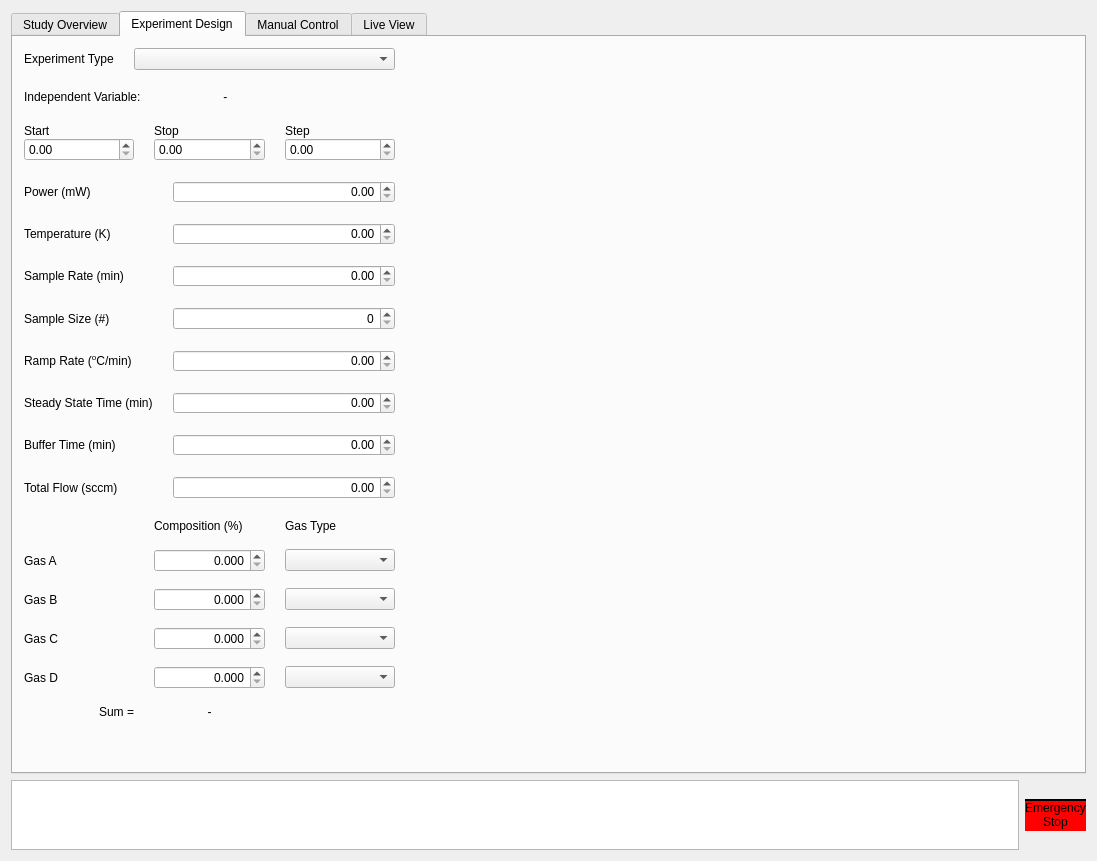
This is photoreactor_code/reactorUI.ui in Dionne-Lab/catalight as Qt 5 draws it before an edit. The edited form follows.
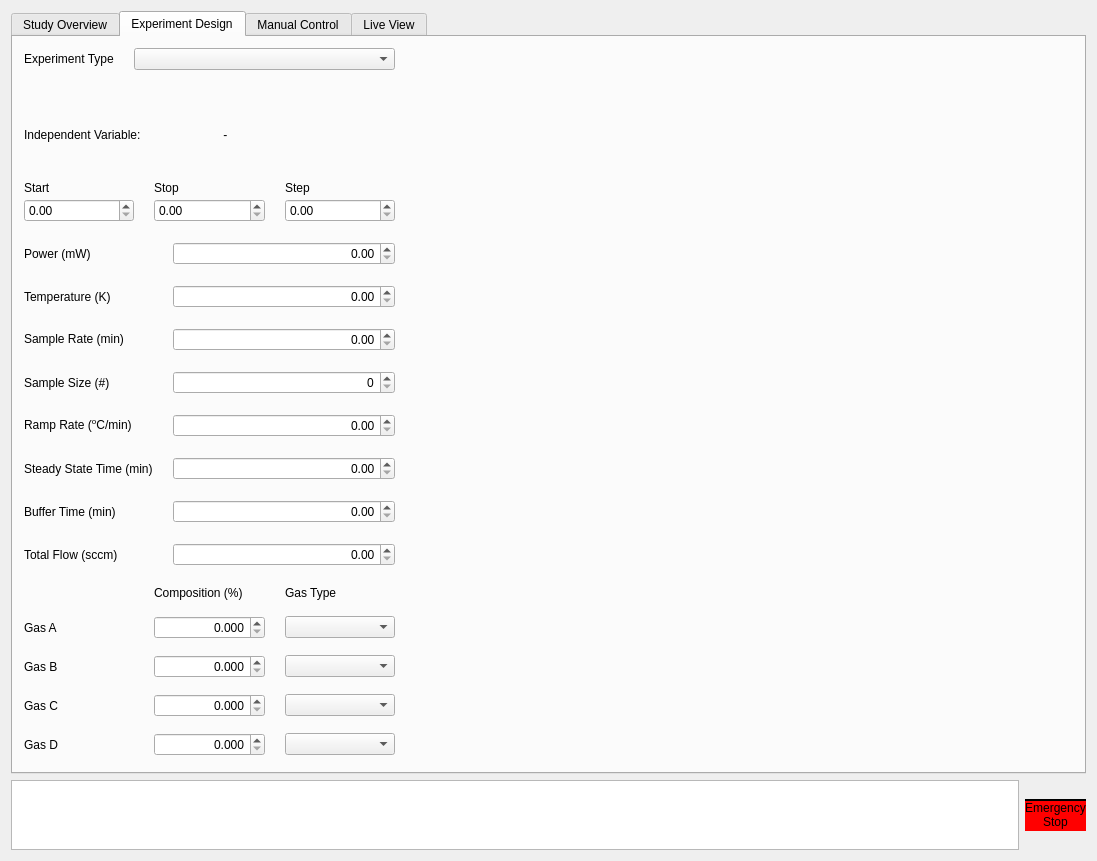
This is the edited form. The open tabs and pages were chosen to show the change. Icons and pictures are not drawn. Custom widgets are drawn as their Qt base class.

Commit message: fixed windows sizing issues

Diff of the .ui file:
```diff
--- a/photoreactor_code/reactorUI.ui
+++ b/photoreactor_code/reactorUI.ui
@@ -230,7 +230,7 @@
          <x>11</x>
          <y>11</y>
          <width>371</width>
-         <height>671</height>
+         <height>738</height>
         </rect>
        </property>
        <layout class="QVBoxLayout" name="verticalLayout">
```
Left out of the diff: 4 changed lines with no effect on the pictures. The commit also changes 1 other file.
